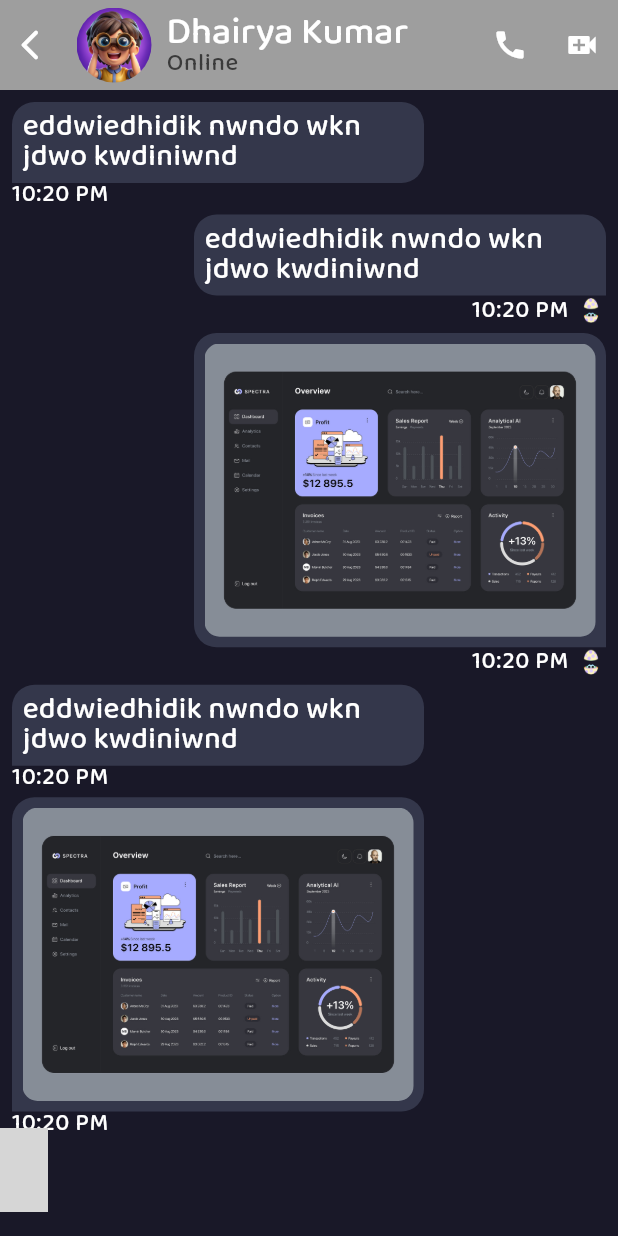
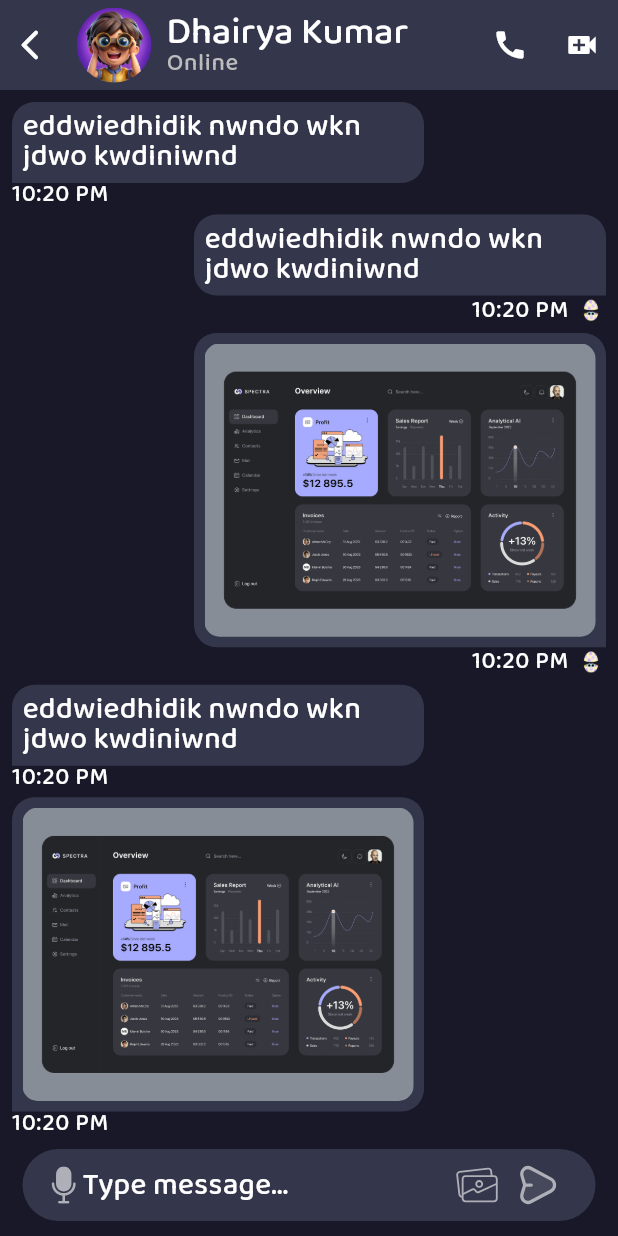
Before and after one commit to Dhairyakumar-github/chatapp, a Flutter app: the screen it shows after launch, after a tap on "Dhairya Kumar", on a phone screen of 412 x 824 dp. Run offline on Flutter 3.47's test engine with Material 3 defaults, Android fonts, the phone set to English and light mode, and no system bars; our stand-ins replace firebase_core, flutter_svg, get; accounts and stored records are empty; grey boxes are pictures that could not be loaded.

```diff
--- /dev/null
+++ b/lib/Controllor/AuthControllor.dart
@@ -0,0 +1,3 @@
+import 'package:get/get.dart';
+
+class Authcontrollor extends GetxController {}
--- a/lib/Pages/ChatPage/ChatPage.dart
+++ b/lib/Pages/ChatPage/ChatPage.dart
@@ -8,9 +8,55 @@ class ChatPage extends StatelessWidget {
   @override
   Widget build(BuildContext context) {
     return Scaffold(
+      floatingActionButtonLocation: FloatingActionButtonLocation.centerDocked,
       floatingActionButton: Container(
+        margin: EdgeInsets.symmetric(vertical: 10, horizontal: 15),
+        padding: EdgeInsets.symmetric(vertical: 0, horizontal: 10),
+        decoration: BoxDecoration(
+          color: Theme.of(context).colorScheme.onPrimary,
+          borderRadius: BorderRadius.circular(50),
+        ),
         child: Row(
-          children: [SvgPicture.asset("assets/svgs/mic.svg")],
+          children: [
+            const SizedBox(
+              width: 5,
+            ),
+            SvgPicture.asset(
+              "assets/svgs/mic.svg",
+              width: 25,
+              color: Colors.white60,
+            ),
+            // const SizedBox(
+            //   width: 5,
+            // ),
+            Expanded(
+              child: TextField(
+                decoration: InputDecoration(
+                    filled: false,
+                    hintText: "Type message...",
+                    hintStyle: Theme.of(context).textTheme.bodyMedium),
+              ),
+            ),
+            const SizedBox(
+              width: 10,
+            ),
+            SvgPicture.asset(
+              "assets/svgs/galary.svg",
+              width: 28,
+              color: Colors.white60,
+            ),
+            const SizedBox(
+              width: 10,
+            ),
+            SvgPicture.asset(
+              "assets/svgs/send.svg",
+              width: 35,
+              color: Colors.white60,
+            ),
+            const SizedBox(
+              width: 10,
+            ),
+          ],
         ),
       ),
       appBar: AppBar(
@@ -29,7 +75,7 @@ class ChatPage extends StatelessWidget {
         leading: IconButton(
             onPressed: () {},
             icon: const Icon(Icons.arrow_back_ios_new_rounded)),
-        backgroundColor: Theme.of(context).colorScheme.primaryContainer,
+        backgroundColor: Theme.of(context).colorScheme.onPrimary,
         title: Row(
           mainAxisAlignment: MainAxisAlignment.start,
           children: [
@@ -52,10 +98,8 @@ class ChatPage extends StatelessWidget {
                 ),
                 Text(
                   "Online",
-                  style: Theme.of(context)
-                      .textTheme
-                      .bodySmall
-                      ?.copyWith(color: const Color.fromARGB(255, 58, 58, 58)),
+                  style: Theme.of(context).textTheme.bodySmall?.copyWith(
+                      color: const Color.fromARGB(255, 188, 188, 188)),
                 ),
               ],
             ),
@@ -63,9 +107,9 @@ class ChatPage extends StatelessWidget {
         ),
       ),
       body: Padding(
-        padding: EdgeInsets.all(8.0),
+        padding: const EdgeInsets.all(8.0),
         child: ListView(children: [
-          Column(
+          const Column(
             children: [
               ChatBubble(
                   message: "eddwiedhidik nwndo wkn jdwo kwdiniwnd",
--- a/lib/main.dart
+++ b/lib/main.dart
@@ -2,10 +2,16 @@ import 'package:chatapp/Config/theme.dart';
 import 'package:chatapp/Pages/HomePage/HomePage.dart';
 import 'package:chatapp/Pages/welcomepage.dart';
 import 'package:chatapp/Routing/routs.dart';
+import 'package:chatapp/firebase_options.dart';
+import 'package:firebase_core/firebase_core.dart';
 import 'package:flutter/material.dart';
 import 'package:get/get.dart';
 
-void main() {
+void main() async {
+  WidgetsFlutterBinding.ensureInitialized();
+  await Firebase.initializeApp(
+    options: DefaultFirebaseOptions.currentPlatform,
+  );
   runApp(const MyApp());
 }
 
--- a/pubspec.yaml
+++ b/pubspec.yaml
@@ -33,6 +33,8 @@ dependencies:
 
   flutter_svg: ^2.0.10+1
   get: ^4.6.6
+  firebase_core: ^3.4.0
+  firebase_auth: ^5.2.0
   # The following adds the Cupertino Icons font to your application.
   # Use with the CupertinoIcons class for iOS style icons.
   cupertino_icons: ^1.0.6
@@ -65,6 +67,7 @@ flutter:
     - assets/images/
     - assets/images/egg.gif
     - assets/images/dashboardui.jpg
+    - assets/svgs/
 
   # An image asset can refer to one or more resolution-specific "variants", see
   # https://flutter.dev/assets-and-images/#resolution-aware
```
Also changed, not shown: firebase.json (added), lib/firebase_options.dart (added), pubspec.lock, 6 other files.
